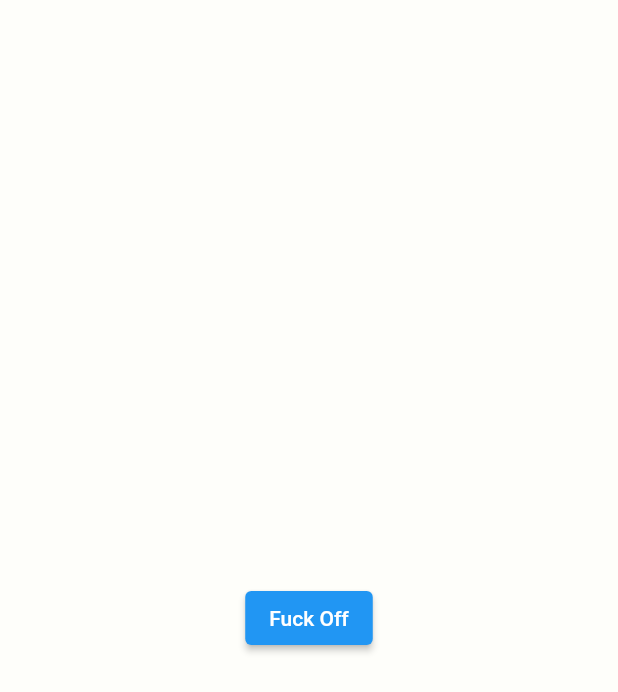
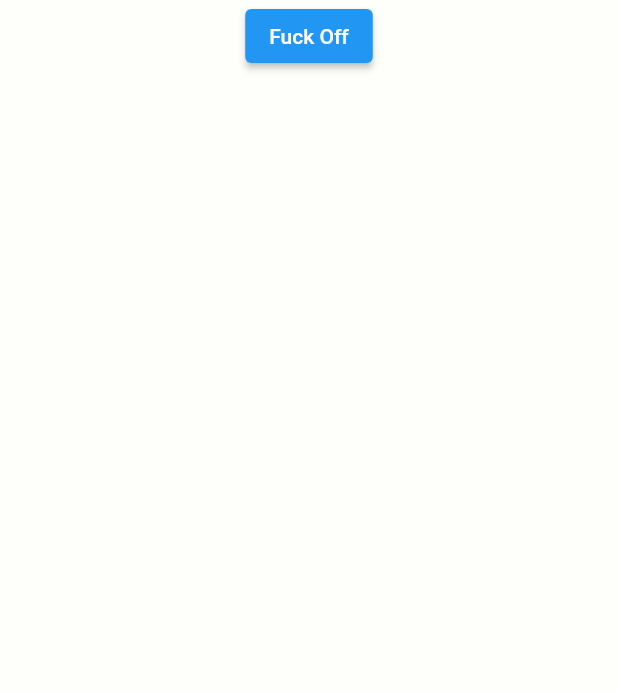
Before and after one commit to m-emrec/Chat, a Flutter app: the HomePage screen opened by its route, on a phone screen of 412 x 824 dp. Shown: the top 692 px of the screen. Run offline on Flutter 3.47's test engine with Material 2 defaults, Android fonts, the phone set to English and light mode, and no system bars; our stand-ins replace bloc, cloud_firestore, email_validator, equatable, firebase_auth, firebase_core and 5 more; accounts and stored records are empty.

Commit message:
minor change on Google Sign ın button

```diff
--- a/lib/features/auth/presentation/pages/sign_in_page.dart
+++ b/lib/features/auth/presentation/pages/sign_in_page.dart
@@ -145,6 +145,11 @@ class _SignInPageState extends State<SignInPage> {
                   /// Sign in with google
                   OutlinedButton(
                     style: ButtonStyle(
+                      padding:
+                          const MaterialStatePropertyAll(EdgeInsets.symmetric(
+                        vertical: 16,
+                        horizontal: 16,
+                      )),
                       shape: MaterialStatePropertyAll(
                         RoundedRectangleBorder(
                           borderRadius: BorderRadius.circular(8),
--- a/lib/features/home/presentation/pages/home_page.dart
+++ b/lib/features/home/presentation/pages/home_page.dart
@@ -1,5 +1,4 @@
 import 'package:firebase_auth/firebase_auth.dart';
-import 'package:firebase_core/firebase_core.dart';
 import 'package:flutter/material.dart';
 
 class HomePage extends StatefulWidget {
@@ -14,10 +13,14 @@ class _HomePageState extends State<HomePage> {
   @override
   Widget build(BuildContext context) {
     return Scaffold(
-      body: Center(
-        child: ElevatedButton(
-            onPressed: () => FirebaseAuth.instance.signOut(),
-            child: Text("Fuck Off")),
+      body: Column(
+        children: [
+          Center(
+            child: ElevatedButton(
+                onPressed: () => FirebaseAuth.instance.signOut(),
+                child: Text("Fuck Off")),
+          ),
+        ],
       ),
     );
   }
```
